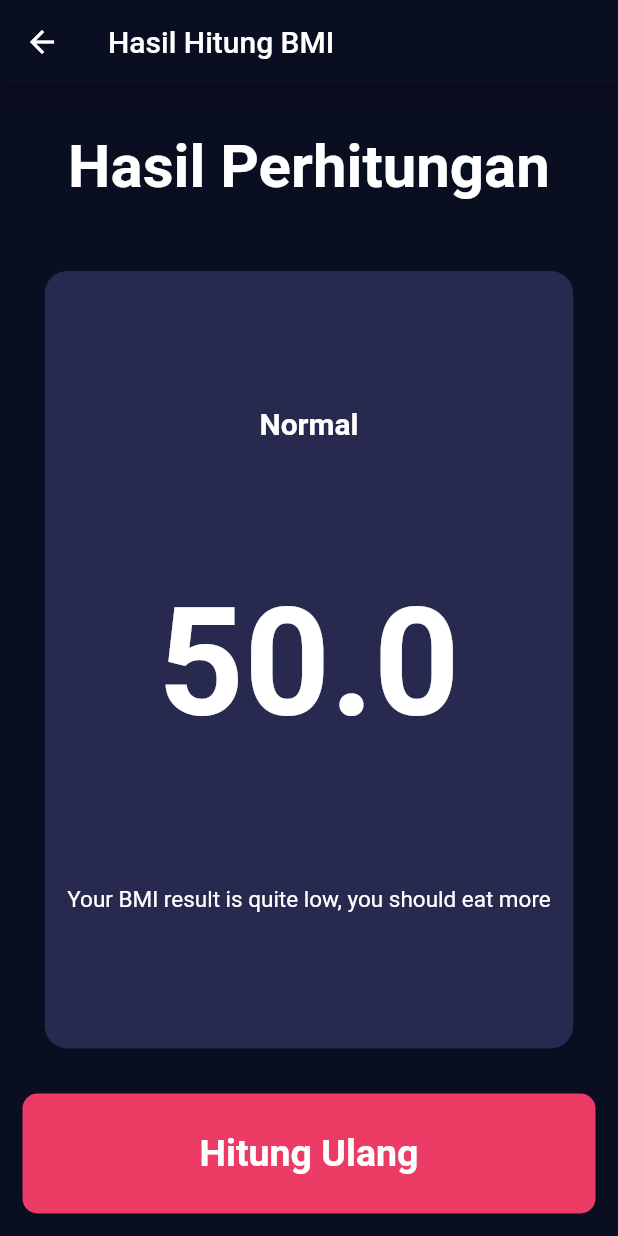
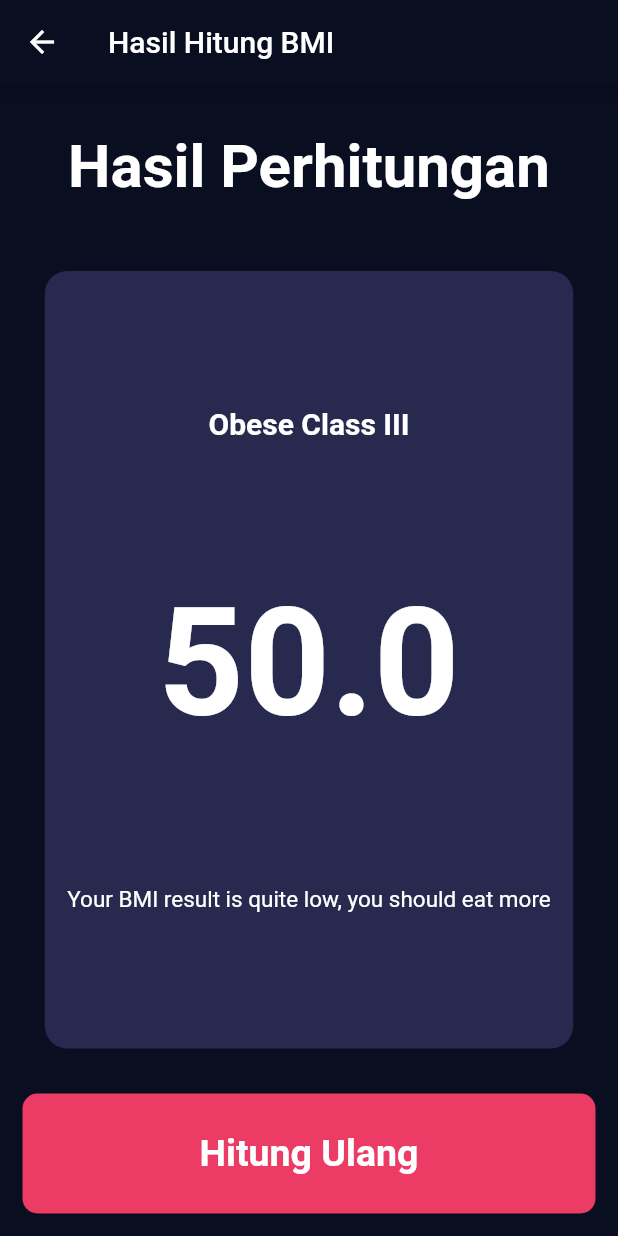
Before and after one commit to ulfacode/bmi, a Flutter app: the screen it shows after launch, after a tap on "Hitung BMI", on a phone screen of 412 x 824 dp. Run offline on Flutter 3.47's test engine with Material 2 defaults, Android fonts, the phone set to English and light mode, and no system bars.

Commit message:
16. BMI - Kategori BMI berdasarkan hasil hitung

```diff
--- a/lib/constants/constant.dart
+++ b/lib/constants/constant.dart
@@ -10,3 +10,12 @@ TextStyle numberTextStyle = const TextStyle(
   fontWeight: FontWeight.bold,
   color: Colors.white,
 );
+
+String underweightSevere = "Underweight (Severe thinness)";
+String underweightModerate = "Underweight (Severe thinness)";
+String underweightMild = "Underweight (Mild thinness)";
+String normal = "Normal";
+String overWeight = "Overweight";
+String obeseI = "Obese Class I";
+String obeseII = "Obese Class II";
+String obeseIII = "Obese Class III";
--- a/lib/views/bmi_result_screen.dart
+++ b/lib/views/bmi_result_screen.dart
@@ -1,5 +1,6 @@
 import 'dart:ui';
 
+import 'package:bmi/constants/constant.dart';
 import 'package:bmi/views/bmi_data_screen.dart';
 import 'package:flutter/material.dart';
 
@@ -7,6 +8,29 @@ class BmiResultScreen extends StatelessWidget {
   const BmiResultScreen({Key? key, required this.bmi}) : super(key: key);
 
   final double bmi;
+
+  determineBmiCategory(double bmiValue) {
+    String category = "";
+    if (bmiValue < 16.0) {
+      category = underweightSevere;
+    } else if (bmiValue >= 16.0 && bmiValue < 17.0) {
+      category = underweightModerate;
+    } else if (bmiValue >= 17.0 && bmiValue < 18.5) {
+      category = underweightMild;
+    } else if (bmiValue >= 18.5 && bmiValue < 25.0) {
+      category = normal;
+    } else if (bmiValue >= 25.0 && bmiValue < 30.0) {
+      category = overWeight;
+    } else if (bmiValue >= 30.0 && bmiValue < 35.0) {
+      category = obeseI;
+    } else if (bmiValue >= 35.0 && bmiValue < 40.0) {
+      category = obeseII;
+    } else if (bmiValue >= 40.0) {
+      category = obeseIII;
+    }
+
+    return category;
+  }
 
   @override
   Widget build(BuildContext context) {
@@ -37,7 +61,7 @@ class BmiResultScreen extends StatelessWidget {
                   mainAxisAlignment: MainAxisAlignment.spaceEvenly,
                   children: [
                     Text(
-                      "Normal",
+                      determineBmiCategory(bmi),
                       style: TextStyle(
                         fontSize: 20,
                         fontWeight: FontWeight.bold,
```
